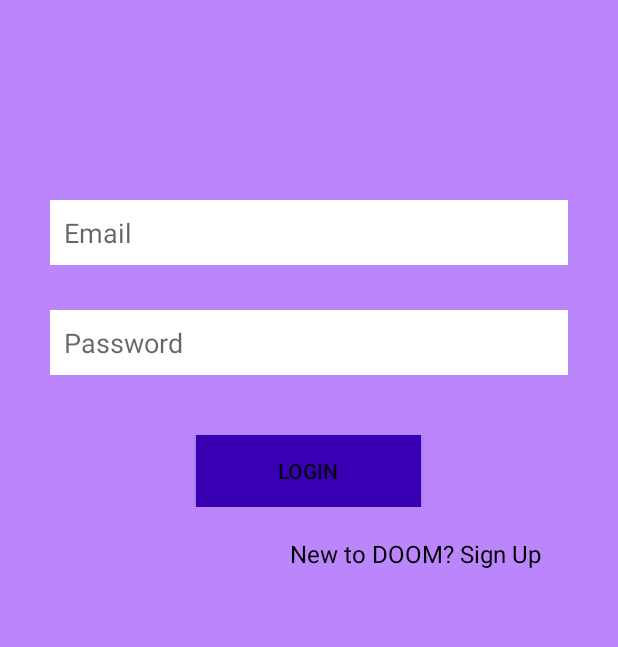
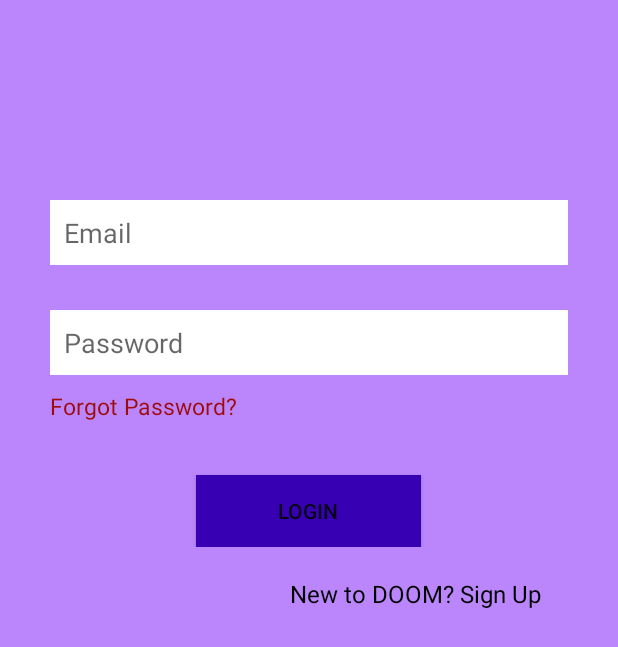
Before and after one commit to aayushjn2048/DOOM-Final, an Android app: the LoginActivity screen opened directly, with no data from a screen before it, on a phone screen of 412 x 824 dp. Shown: the top 647 px of the screen. Run offline under Robolectric (Android 15) with nearby library versions, the phone set to English and light mode, and no system bars; our stand-ins replace Firebase (no records; nobody signed in at launch, a user with empty details on screens opened directly).

Commit message:
Password Reset through email

```diff
--- a/app/src/main/res/layout/activity_login.xml
+++ b/app/src/main/res/layout/activity_login.xml
@@ -24,7 +24,7 @@
             android:layout_height="wrap_content"
             android:layout_marginTop="100dp"
             android:layout_marginBottom="10dp"
-            android:gravity="center"
+
             android:orientation="vertical">
 
             <EditText
@@ -42,12 +42,21 @@
                 android:id="@+id/etPassword"
                 android:layout_width="match_parent"
                 android:layout_height="wrap_content"
-                android:layout_marginBottom="30dp"
+                android:layout_marginBottom="10dp"
                 android:background="@color/white"
                 android:ems="10"
                 android:hint="Password"
                 android:inputType="textPassword"
                 android:padding="9dp"></EditText>
+            <TextView
+                android:id="@+id/tvforgotpw"
+                android:layout_width="wrap_content"
+                android:layout_height="wrap_content"
+                android:text="Forgot Password?"
+                android:textSize="15sp"
+                android:textColor="@color/red"
+                android:layout_marginBottom="25dp"></TextView>
+
 
             <Button
                 android:id="@+id/btn_signin"
@@ -56,6 +65,7 @@
                 android:layout_marginTop="10dp"
                 android:background="@color/colorPrimaryDark"
                 android:padding="13dp"
+                android:layout_gravity="center_horizontal"
                 android:text="LOGIN"
                 app:cornerRadius="4dp" />
         </LinearLayout>
```
Also changed, not shown: app/src/main/java/com/doom/LoginActivity.java (+50 -0 lines).
